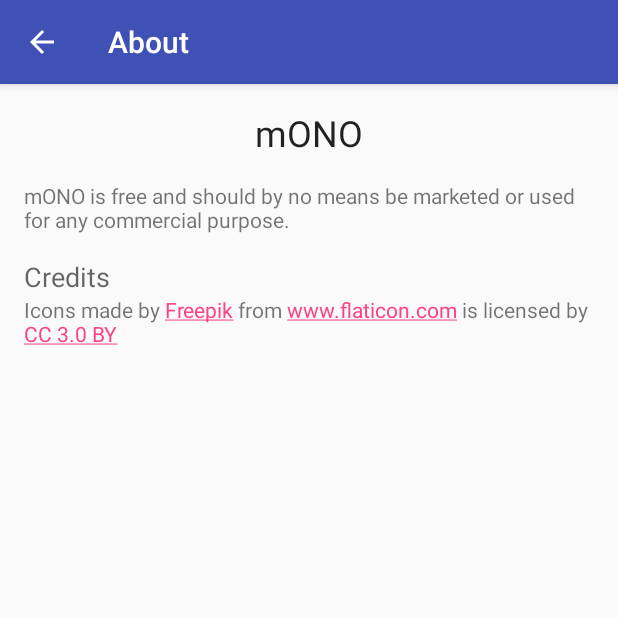
After one commit to AlvaroBrey/mONO, an Android app: the AboutActivity screen opened directly, with no data from a screen before it, on a phone screen of 412 x 824 dp, the top half of it. The commit adds this screen. Run offline under Robolectric (Android 15) with nearby library versions, the phone set to English and light mode, and no system bars.

Commit message:
Add icon,  and about activity to credit the author.

```diff
--- a/app/build.gradle
+++ b/app/build.gradle
@@ -24,6 +24,7 @@ dependencies {
     androidTestCompile('com.android.support.test.espresso:espresso-core:2.2.2', {
         exclude group: 'com.android.support', module: 'support-annotations'
     })
-    compile 'com.android.support:appcompat-v7:25.0.0'
+    compile 'com.android.support:appcompat-v7:25.0.1'
+    compile 'com.android.support:design:25.0.1'
     testCompile 'junit:junit:4.12'
 }
--- a/app/src/main/AndroidManifest.xml
+++ b/app/src/main/AndroidManifest.xml
@@ -2,19 +2,18 @@
 <manifest xmlns:android="http://schemas.android.com/apk/res/android"
     package="com.ontherunvaro.onoclient">
 
-
-    <!--Permissions-->
+    <!-- Permissions -->
     <uses-permission android:name="android.permission.INTERNET" />
 
     <application
         android:name=".MONOApp"
         android:allowBackup="false"
-        android:icon="@mipmap/ic_launcher"
+        android:icon="@drawable/ic_launcher"
         android:label="@string/app_name"
         android:supportsRtl="false"
         android:theme="@style/AppTheme">
 
-        <!--Activities-->
+        <!-- Activities -->
         <activity android:name=".activities.MainActivity">
             <intent-filter>
                 <action android:name="android.intent.action.MAIN" />
@@ -22,6 +21,15 @@
                 <category android:name="android.intent.category.LAUNCHER" />
             </intent-filter>
         </activity>
+        <activity
+            android:name=".activities.AboutActivity"
+            android:label="@string/title_activity_about"
+            android:parentActivityName=".activities.MainActivity"
+            android:theme="@style/AppTheme.NoActionBar">
+            <meta-data
+                android:name="android.support.PARENT_ACTIVITY"
+                android:value="com.ontherunvaro.onoclient.activities.MainActivity" />
+        </activity>
     </application>
 
 </manifest>
--- /dev/null
+++ b/app/src/main/java/com/ontherunvaro/onoclient/activities/AboutActivity.java
@@ -0,0 +1,29 @@
+package com.ontherunvaro.onoclient.activities;
+
+import android.os.Bundle;
+import android.support.design.widget.FloatingActionButton;
+import android.support.design.widget.Snackbar;
+import android.support.v7.app.AppCompatActivity;
+import android.support.v7.widget.Toolbar;
+import android.text.Html;
+import android.view.View;
+import android.widget.TextView;
+
+import com.ontherunvaro.onoclient.R;
+
+public class AboutActivity extends AppCompatActivity {
+
+    @Override
+    protected void onCreate(Bundle savedInstanceState) {
+        super.onCreate(savedInstanceState);
+        setContentView(R.layout.activity_about);
+        Toolbar toolbar = (Toolbar) findViewById(R.id.toolbar);
+        toolbar.setTitle(R.string.title_activity_about);
+        setSupportActionBar(toolbar);
+        getSupportActionBar().setDisplayHomeAsUpEnabled(true);
+
+        TextView tv= (TextView) findViewById(R.id.about_icon);
+        tv.setText(Html.fromHtml(getString(R.string.about_icon_html)));
+    }
+
+}
--- a/app/src/main/java/com/ontherunvaro/onoclient/activities/MainActivity.java
+++ b/app/src/main/java/com/ontherunvaro/onoclient/activities/MainActivity.java
@@ -2,6 +2,7 @@ package com.ontherunvaro.onoclient.activities;
 
 import android.app.ProgressDialog;
 import android.content.Context;
+import android.content.Intent;
 import android.graphics.Bitmap;
 import android.net.http.SslError;
 import android.os.Build;
@@ -114,6 +115,10 @@ public class MainActivity extends AppCompatActivity {
                 WebViewUtils.loadJavaScript(webView, js);
                 Log.d(TAG, "onOptionsItemSelected: credentials inserted");
                 return true;
+            case R.id.menuitem_about:
+                Intent i = new Intent(this, AboutActivity.class);
+                startActivity(i);
+                return true;
             default:
                 return super.onOptionsItemSelected(item);
         }
--- /dev/null
+++ b/app/src/main/res/layout/activity_about.xml
@@ -0,0 +1,26 @@
+<?xml version="1.0" encoding="utf-8"?>
+<android.support.design.widget.CoordinatorLayout xmlns:android="http://schemas.android.com/apk/res/android"
+    xmlns:app="http://schemas.android.com/apk/res-auto"
+    xmlns:tools="http://schemas.android.com/tools"
+    android:layout_width="match_parent"
+    android:layout_height="match_parent"
+    android:fitsSystemWindows="true"
+    tools:context="com.ontherunvaro.onoclient.activities.AboutActivity">
+
+    <android.support.design.widget.AppBarLayout
+        android:layout_width="match_parent"
+        android:layout_height="wrap_content"
+        android:theme="@style/AppTheme.AppBarOverlay">
+
+        <android.support.v7.widget.Toolbar
+            android:id="@+id/toolbar"
+            android:layout_width="match_parent"
+            android:layout_height="?attr/actionBarSize"
+            android:background="?attr/colorPrimary"
+            app:popupTheme="@style/AppTheme.PopupOverlay" />
+
+    </android.support.design.widget.AppBarLayout>
+
+    <include layout="@layout/content_about" />
+
+</android.support.design.widget.CoordinatorLayout>
--- /dev/null
+++ b/app/src/main/res/layout/content_about.xml
@@ -0,0 +1,49 @@
+<?xml version="1.0" encoding="utf-8"?>
+<RelativeLayout xmlns:android="http://schemas.android.com/apk/res/android"
+    xmlns:app="http://schemas.android.com/apk/res-auto"
+    xmlns:tools="http://schemas.android.com/tools"
+    android:id="@+id/content_about"
+    android:layout_width="match_parent"
+    android:layout_height="match_parent"
+    android:paddingBottom="@dimen/activity_vertical_margin"
+    android:paddingLeft="@dimen/activity_horizontal_margin"
+    android:paddingRight="@dimen/activity_horizontal_margin"
+    android:paddingTop="@dimen/activity_vertical_margin"
+    app:layout_behavior="@string/appbar_scrolling_view_behavior"
+    tools:context="com.ontherunvaro.onoclient.activities.AboutActivity"
+    tools:showIn="@layout/activity_about">
+
+
+    <TextView
+        android:id="@+id/about_title"
+        android:layout_width="wrap_content"
+        android:layout_height="wrap_content"
+        android:layout_alignParentTop="true"
+        android:layout_centerHorizontal="true"
+        android:text="@string/app_name"
+        android:textAppearance="@style/TextAppearance.AppCompat.Headline" />
+
+    <TextView
+        android:id="@+id/about_legal"
+        android:layout_width="match_parent"
+        android:layout_height="wrap_content"
+        android:layout_below="@id/about_title"
+        android:layout_marginTop="@dimen/activity_vertical_margin"
+        android:text="@string/text_about" />
+
+    <TextView
+        android:id="@+id/about_credits"
+        android:layout_width="match_parent"
+        android:layout_height="wrap_content"
+        android:layout_below="@id/about_legal"
+        android:layout_marginTop="@dimen/activity_vertical_margin"
+        android:text="@string/about_credits"
+        android:textAppearance="@style/TextAppearance.AppCompat.Medium" />
+
+    <TextView
+        android:id="@+id/about_icon"
+        android:layout_width="match_parent"
+        android:layout_height="wrap_content"
+        android:layout_below="@+id/about_credits" />
+
+</RelativeLayout>
--- a/app/src/main/res/menu/main_menu.xml
+++ b/app/src/main/res/menu/main_menu.xml
@@ -5,4 +5,8 @@
         android:id="@+id/menuitem_paste_password"
         android:title="@string/menu_title_insert_credentials"
         app:showAsAction="never" />
+    <item
+        android:id="@+id/menuitem_about"
+        android:title="@string/menu_title_about"
+        app:showAsAction="never" />
 </menu>
--- /dev/null
+++ b/app/src/main/res/values-v21/styles.xml
@@ -0,0 +1,9 @@
+<resources>
+
+    <style name="AppTheme.NoActionBar">
+        <item name="windowActionBar">false</item>
+        <item name="windowNoTitle">true</item>
+        <item name="android:windowDrawsSystemBarBackgrounds">true</item>
+        <item name="android:statusBarColor">@android:color/transparent</item>
+    </style>
+</resources>
--- a/app/src/main/res/values/dimens.xml
+++ b/app/src/main/res/values/dimens.xml
@@ -2,4 +2,5 @@
     <!-- Default screen margins, per the Android Design guidelines. -->
     <dimen name="activity_horizontal_margin">16dp</dimen>
     <dimen name="activity_vertical_margin">16dp</dimen>
+    <dimen name="fab_margin">16dp</dimen>
 </resources>
--- a/app/src/main/res/values/strings.xml
+++ b/app/src/main/res/values/strings.xml
@@ -4,4 +4,9 @@
     <string name="dialog_loading_message">Please wait for a few seconds</string>
     <string name="menu_title_insert_credentials">Insert credentials</string>
     <string name="toast_inserting_credentials">Trying to insert credentials…</string>
+    <string name="menu_title_about">About</string>
+    <string name="title_activity_about">About</string>
+    <string name="text_about">mONO is free and should by no means be marketed or used for any commercial purpose.</string>
+    <string name="about_credits">Credits</string>
+    <string name="about_icon_html"><![CDATA[Icons made by <a href=\"http://www.flaticon.com/authors/freepik\" title=\"Freepik\">Freepik</a> from <a href=\"http://www.flaticon.com\" title=\"Flaticon\">www.flaticon.com</a> is licensed by <a href=\"http://creativecommons.org/licenses/by/3.0/\" title=\"Creative Commons BY 3.0\" target=\"_blank\">CC 3.0 BY</a>]]></string>
 </resources>
--- a/app/src/main/res/values/styles.xml
+++ b/app/src/main/res/values/styles.xml
@@ -8,4 +8,13 @@
         <item name="colorAccent">@color/colorAccent</item>
     </style>
 
+    <style name="AppTheme.NoActionBar">
+        <item name="windowActionBar">false</item>
+        <item name="windowNoTitle">true</item>
+    </style>
+
+    <style name="AppTheme.AppBarOverlay" parent="ThemeOverlay.AppCompat.Dark.ActionBar" />
+
+    <style name="AppTheme.PopupOverlay" parent="ThemeOverlay.AppCompat.Light" />
+
 </resources>
```
Also changed, not shown: app/src/main/res/drawable/ic_launcher.png (added), app/src/main/res/mipmap-hdpi/ic_launcher.png (deleted), app/src/main/res/mipmap-mdpi/ic_launcher.png (deleted), app/src/main/res/mipmap-xhdpi/ic_launcher.png (deleted), app/src/main/res/mipmap-xxhdpi/ic_launcher.png (deleted), app/src/main/res/mipmap-xxxhdpi/ic_launcher.png (deleted).
